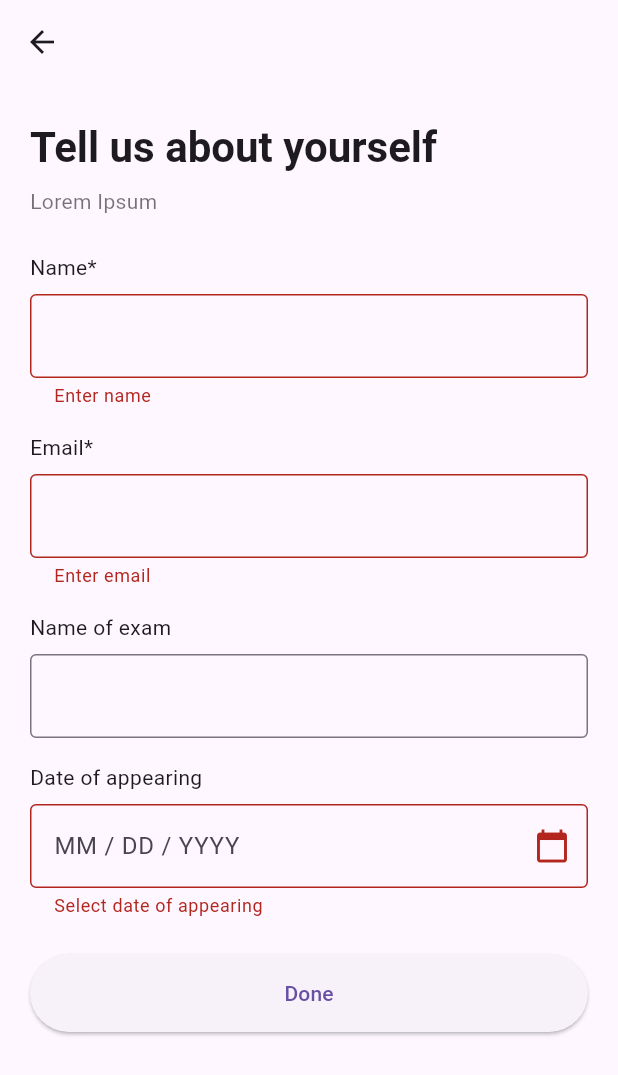
After one commit to harshitgupta1998/medicaledu, a Flutter app: the ProfileInfoPage screen opened directly, after a tap on "Done", on a phone screen of 412 x 824 dp. The commit adds this screen. Shown: the top 1075 px of the screen. Run offline on Flutter 3.47's test engine with Material 3 defaults, Android fonts, the light colour scheme and no system bars.

Commit message:
Update exam details

```diff
--- a/medicaledu_app/lib/pages/onboarding.dart
+++ b/medicaledu_app/lib/pages/onboarding.dart
@@ -1,6 +1,7 @@
 import 'package:flutter/material.dart';
 import 'package:flutter/services.dart';
 import 'create_account_page.dart';
+import 'profile_info_page.dart';
 
 class OnboardingPage extends StatefulWidget {
   const OnboardingPage({super.key});
@@ -113,7 +114,7 @@ class _OnboardingPageState extends State<OnboardingPage> {
                           if (_index < 4) {
                             _goTo(_index + 1);
                           } else {
-                            Navigator.of(context).pushReplacement(MaterialPageRoute(builder: (_) => const CreateAccountPage()));
+                            Navigator.of(context).pushReplacement(MaterialPageRoute(builder: (_) => const ProfileInfoPage()));
                           }
                         },
                         icon: const Icon(Icons.arrow_forward),
@@ -273,7 +274,7 @@ class _OnboardingPageState extends State<OnboardingPage> {
                     // validate PIN (basic)
                     final pin = _pinControllers.map((c) => c.text).join();
                     if (pin.length == 4) {
-                      Navigator.of(context).pushReplacement(MaterialPageRoute(builder: (_) => const CreateAccountPage()));
+                      Navigator.of(context).pushReplacement(MaterialPageRoute(builder: (_) => const ProfileInfoPage()));
                     } else {
                       ScaffoldMessenger.of(context).showSnackBar(const SnackBar(content: Text('Enter the 4-digit code')));
                     }
--- /dev/null
+++ b/medicaledu_app/lib/pages/profile_info_page.dart
@@ -0,0 +1,144 @@
+import 'package:flutter/material.dart';
+import 'create_account_page.dart';
+
+class ProfileInfoPage extends StatefulWidget {
+  const ProfileInfoPage({super.key});
+
+  @override
+  State<ProfileInfoPage> createState() => _ProfileInfoPageState();
+}
+
+class _ProfileInfoPageState extends State<ProfileInfoPage> {
+  final _formKey = GlobalKey<FormState>();
+  final _nameController = TextEditingController();
+  final _emailController = TextEditingController();
+  final _examController = TextEditingController();
+  DateTime? _date;
+
+  @override
+  void dispose() {
+    _nameController.dispose();
+    _emailController.dispose();
+    _examController.dispose();
+    super.dispose();
+  }
+
+  Future<void> _pickDate() async {
+    final now = DateTime.now();
+    final first = DateTime(now.year, now.month, now.day).add(const Duration(days: 1));
+    final last = DateTime(now.year + 10);
+    final picked = await showDatePicker(
+      context: context,
+      initialDate: _date ?? first,
+      firstDate: first,
+      lastDate: last,
+    );
+    if (picked != null) setState(() => _date = picked);
+  }
+
+  String? _validateEmail(String? v) {
+    if (v == null || v.isEmpty) return 'Enter email';
+    final emailRegex = RegExp(r"^[^@\s]+@[^@\s]+\.[^@\s]+$");
+    if (!emailRegex.hasMatch(v)) return 'Enter a valid email';
+    return null;
+  }
+
+  void _submit() {
+    if (_formKey.currentState?.validate() ?? false) {
+      Navigator.of(context).pushReplacement(MaterialPageRoute(builder: (_) => const CreateAccountPage()));
+    }
+  }
+
+  @override
+  Widget build(BuildContext context) {
+    final theme = Theme.of(context);
+    return Scaffold(
+      appBar: AppBar(
+        leading: IconButton(icon: const Icon(Icons.arrow_back), onPressed: () => Navigator.maybePop(context)),
+        backgroundColor: Colors.transparent,
+        elevation: 0,
+      ),
+      body: SafeArea(
+        child: SingleChildScrollView(
+          child: Padding(
+            padding: const EdgeInsets.symmetric(horizontal: 20, vertical: 24),
+            child: Column(
+              crossAxisAlignment: CrossAxisAlignment.start,
+              children: [
+                Text('Tell us about yourself', style: theme.textTheme.headlineMedium?.copyWith(fontWeight: FontWeight.bold)),
+                const SizedBox(height: 8),
+                const Text('Lorem Ipsum', style: TextStyle(color: Colors.black54)),
+                const SizedBox(height: 24),
+                Form(
+                  key: _formKey,
+                  child: Column(
+                    crossAxisAlignment: CrossAxisAlignment.stretch,
+                    children: [
+                      const Text('Name*'),
+                      const SizedBox(height: 8),
+                      TextFormField(
+                        controller: _nameController,
+                        decoration: const InputDecoration(border: OutlineInputBorder()),
+                        validator: (v) => (v == null || v.isEmpty) ? 'Enter name' : null,
+                      ),
+                      const SizedBox(height: 16),
+
+                      const Text('Email*'),
+                      const SizedBox(height: 8),
+                      TextFormField(
+                        controller: _emailController,
+                        decoration: const InputDecoration(border: OutlineInputBorder()),
+                        keyboardType: TextInputType.emailAddress,
+                        validator: _validateEmail,
+                      ),
+                      const SizedBox(height: 16),
+
+                      const Text('Name of exam'),
+                      const SizedBox(height: 8),
+                      TextFormField(
+                        controller: _examController,
+                        decoration: const InputDecoration(border: OutlineInputBorder()),
+                      ),
+                      const SizedBox(height: 16),
+
+                      const Text('Date of appearing'),
+                      const SizedBox(height: 8),
+                      GestureDetector(
+                        onTap: _pickDate,
+                        child: AbsorbPointer(
+                          child: TextFormField(
+                            decoration: InputDecoration(
+                              hintText: _date == null ? 'MM / DD / YYYY' : '${_date!.month}/${_date!.day}/${_date!.year}',
+                              border: const OutlineInputBorder(),
+                              suffixIcon: IconButton(icon: const Icon(Icons.calendar_today), onPressed: _pickDate),
+                            ),
+                            validator: (_) {
+                              if (_date == null) return 'Select date of appearing';
+                              // require date strictly in the future
+                              final today = DateTime.now();
+                              final pickedDate = DateTime(_date!.year, _date!.month, _date!.day);
+                              final compareDate = DateTime(today.year, today.month, today.day);
+                              if (!pickedDate.isAfter(compareDate)) return 'Select a future date';
+                              return null;
+                            },
+                          ),
+                        ),
+                      ),
+                      const SizedBox(height: 24),
+
+                      ElevatedButton(
+                        onPressed: _submit,
+                        style: ElevatedButton.styleFrom(padding: const EdgeInsets.symmetric(vertical: 16)),
+                        child: const Text('Done'),
+                      ),
+                    ],
+                  ),
+                ),
+              ],
+            ),
+          ),
+        ),
+      ),
+    );
+  }
+}
```
